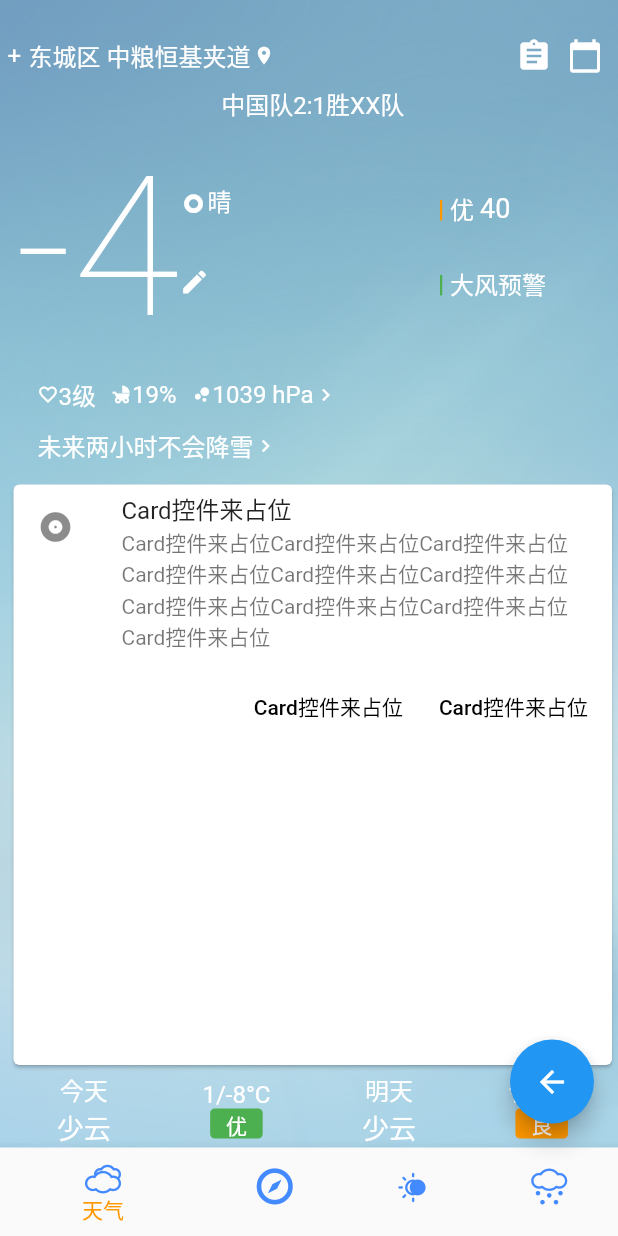
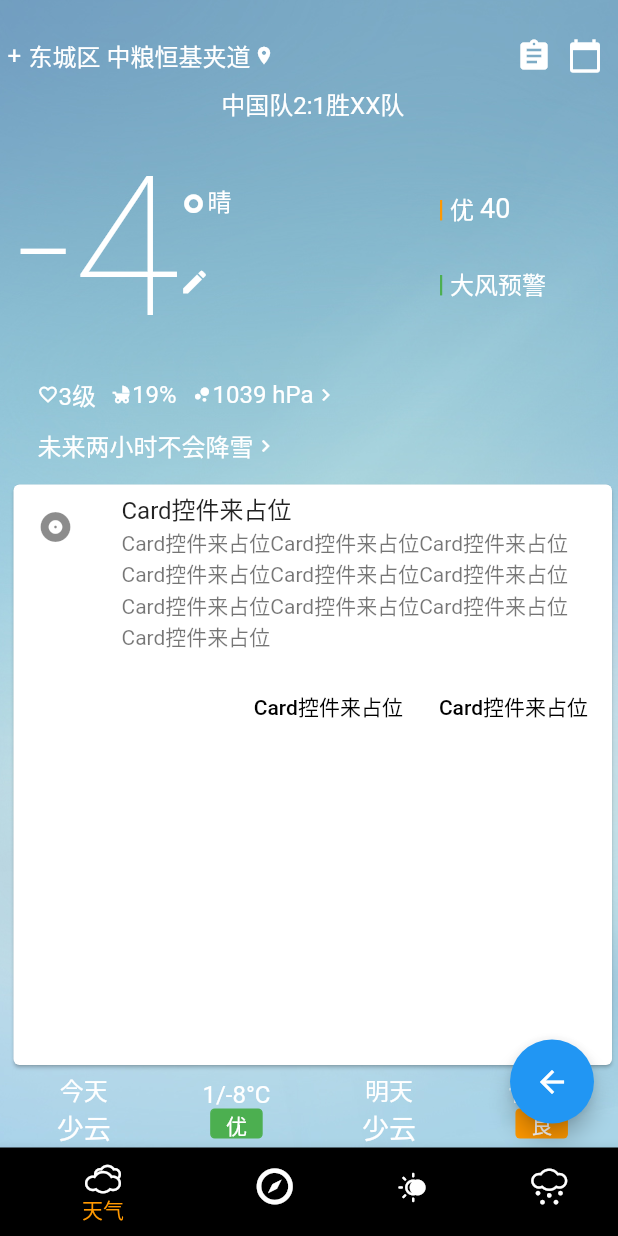
Before and after one commit to idefeng/flutter_demo, a Flutter app: the WeatherReporter screen opened directly, on a phone screen of 412 x 824 dp. Run offline on Flutter 3.47's test engine with Material 2 defaults, Android fonts, the phone set to English and light mode, and no system bars; our stand-ins replace font_awesome_flutter; Roboto replaces fonts that are missing (RobotMono).

Commit message:
修改bottomNavigationBar

```diff
--- a/lib/pages/weatherreporter.dart
+++ b/lib/pages/weatherreporter.dart
@@ -508,31 +508,32 @@ class WeatherReporter extends StatelessWidget {
           BottomNavigationBarItem(
               icon: Icon(
                 FlutterIcon.clouds,
-                color: Colors.blueAccent,
+                color: Colors.white,
               ),
               title: Text("天气",
-                  style: TextStyle(fontSize: 14.0, color: Colors.blueAccent))),
+                  style: TextStyle(fontSize: 14.0, color: Colors.white)),
+                  backgroundColor: Colors.black),
           BottomNavigationBarItem(
               icon: Icon(
                 FlutterIcon.compass,
-                color: Colors.blueAccent,
+                color: Colors.white,
               ),
               title: Text("时景",
-                  style: TextStyle(fontSize: 14.0, color: Colors.blueAccent))),
+                  style: TextStyle(fontSize: 14.0, color: Colors.white))),
           BottomNavigationBarItem(
               icon: Icon(
                 FlutterIcon.eclipse,
-                color: Colors.blueAccent,
+                color: Colors.white,
               ),
               title: Text("小视频",
-                  style: TextStyle(fontSize: 14.0, color: Colors.blueAccent))),
+                  style: TextStyle(fontSize: 14.0, color: Colors.white))),
           BottomNavigationBarItem(
               icon: Icon(
                 FlutterIcon.hail,
-                color: Colors.blueAccent,
+                color: Colors.white,
               ),
               title: Text("我",
-                  style: TextStyle(fontSize: 14.0, color: Colors.blueAccent)))
+                  style: TextStyle(fontSize: 14.0, color: Colors.white)))
         ],
         fixedColor: Colors.orange,
       ),
@@ -695,7 +696,6 @@ class WeatherInfo extends StatelessWidget {
                 ),
               ),
             ),
-
 
             //大风预警
             Ink(
```
